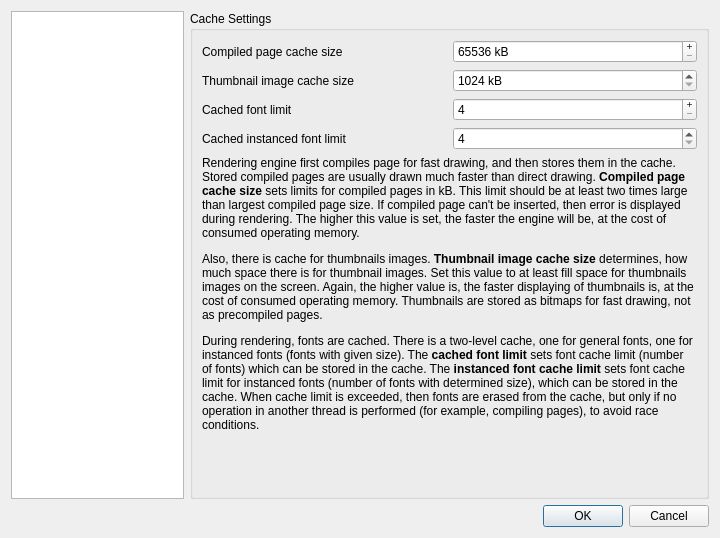
Above: PdfForQtViewer/pdfviewersettingsdialog.ui from JakubMelka/PDF4QT before the change. Below: the same form after it.
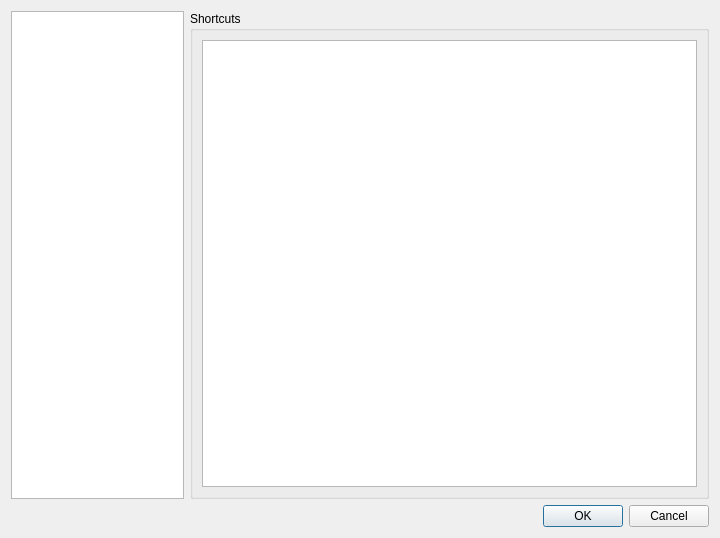
That is the form after the change.

Commit message: Customizing of action shortcuts

```diff
--- a/PdfForQtViewer/pdfviewersettingsdialog.ui
+++ b/PdfForQtViewer/pdfviewersettingsdialog.ui
@@ -26,7 +26,7 @@
      <item>
       <widget class="QStackedWidget" name="stackedWidget">
        <property name="currentIndex">
-        <number>3</number>
+        <number>4</number>
        </property>
        <widget class="QWidget" name="enginePage">
         <layout class="QVBoxLayout" name="enginePageLayout">
@@ -532,6 +532,38 @@
          </item>
         </layout>
        </widget>
+       <widget class="QWidget" name="shortcutsPage">
+        <layout class="QVBoxLayout" name="shortcutsPageLayout">
+         <property name="leftMargin">
+          <number>0</number>
+         </property>
+         <property name="topMargin">
+          <number>0</number>
+         </property>
+         <property name="rightMargin">
+          <number>0</number>
+         </property>
+         <property name="bottomMargin">
+          <number>0</number>
+         </property>
+         <item>
+          <widget class="QGroupBox" name="groupBox">
+           <property name="title">
+            <string>Shortcuts</string>
+           </property>
+           <layout class="QVBoxLayout" name="verticalLayout_5">
+            <item>
+             <widget class="QTableWidget" name="shortcutsTableWidget">
+              <property name="editTriggers">
+               <set>QAbstractItemView::AllEditTriggers</set>
+              </property>
+             </widget>
+            </item>
+           </layout>
+          </widget>
+         </item>
+        </layout>
+       </widget>
        <widget class="QWidget" name="securityPage">
         <layout class="QVBoxLayout" name="securityPageLayout">
          <property name="leftMargin">
```
The commit also changes 6 other files.
